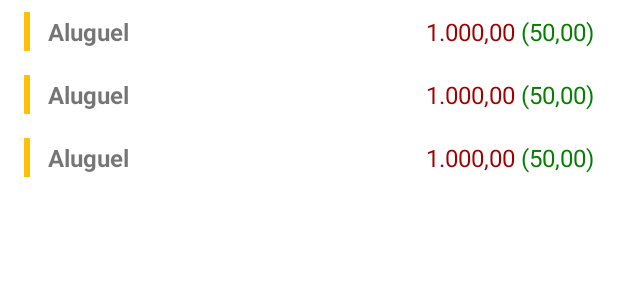
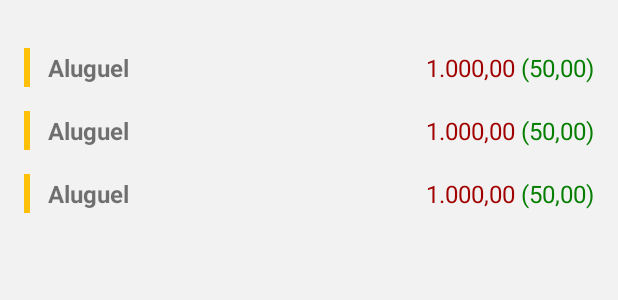
Before and after one commit to enirsilvaferraz/Money-Control, an Android app: the layout fragment_home.xml on its own in the app's theme, with its tools: preview values and no code run, on a phone screen of 412 x 824 dp. Shown: the top 300 px of the screen. Run offline under Robolectric (Android 15) with nearby library versions, the phone set to English and light mode, and no system bars.

Commit message:
Ajustes no background

```diff
--- a/app/src/main/res/layout/fragment_home.xml
+++ b/app/src/main/res/layout/fragment_home.xml
@@ -5,12 +5,15 @@
     android:layout_width="match_parent"
     android:layout_height="match_parent"
     tools:context=".ui.home.HomeFragment"
+    android:background="@color/primary"
     tools:showIn="@layout/activity_home">
 
     <androidx.recyclerview.widget.RecyclerView
         android:id="@+id/mRecyclerView"
         android:layout_width="match_parent"
         android:layout_height="match_parent"
+        android:clipToPadding="true"
+        android:paddingTop="24dp"
         app:layout_constraintBottom_toBottomOf="parent"
         app:layout_constraintEnd_toEndOf="parent"
         app:layout_constraintStart_toStartOf="parent"
--- a/app/src/main/res/values/colors.xml
+++ b/app/src/main/res/values/colors.xml
@@ -3,8 +3,9 @@
 
     <!--<color name="primary">#3F51B5</color>-->
     <!--<color name="primary_dark">#303F9F</color>-->
-    <color name="primary">#fafafa</color>
-    <color name="primary_dark">#fafafa</color>
+    <color name="primary">#f2f2f2</color>
+    <!--<color name="primary_dark">#fafafa</color>-->
+    <color name="primary_dark">#f2f2f2</color>
     <color name="primary_light">#C5CAE9</color>
     <color name="accent">#FFC107</color>
     <color name="primary_text">#212121</color>
```
Also changed, not shown: app/src/main/res/layout/activity_home.xml (+3 -4 lines).
